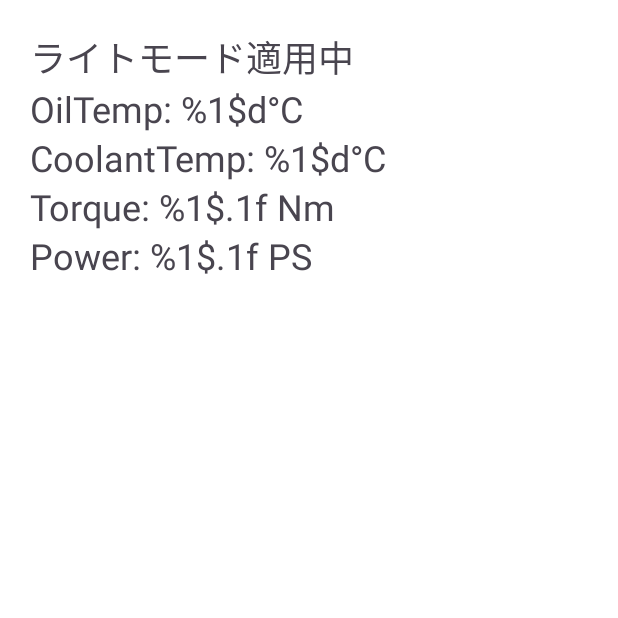
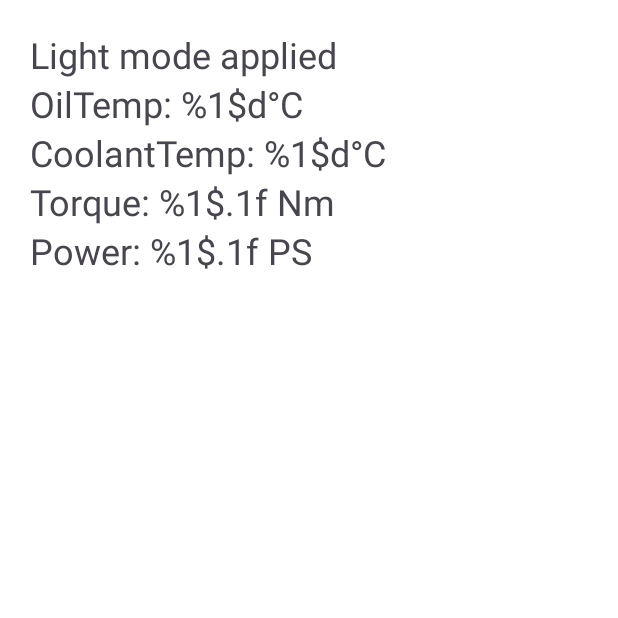
Before and after one commit to zerodatu/android_OBD2_meters, an Android app: the screen it shows after launch (MainActivity), on a phone screen of 412 x 824 dp, the top half of it. Run offline under Robolectric (Android 15) with nearby library versions, the phone set to English and light mode, and no system bars.

Commit message:
日本語の箇所を英文にした

```diff
--- a/app/src/main/java/com/example/android_obd2_meters/MainActivity.kt
+++ b/app/src/main/java/com/example/android_obd2_meters/MainActivity.kt
@@ -56,8 +56,8 @@ class MainActivity : AppCompatActivity() {
 
         // ダークモードかどうかを `AppCompatDelegate.getDefaultNightMode()` で判定
         themeStatusView.text = when (resources.configuration.uiMode and Configuration.UI_MODE_NIGHT_MASK) {
-            Configuration.UI_MODE_NIGHT_YES -> "ダークモード適用中"
-            else -> "ライトモード適用中"
+            Configuration.UI_MODE_NIGHT_YES -> "Dark mode applied"
+            else -> "Light mode applied"
         }
 
         checkBluetoothPermission()
@@ -83,7 +83,7 @@ class MainActivity : AppCompatActivity() {
         val bluetoothManager = getSystemService(BluetoothManager::class.java)
         val bluetoothAdapter: BluetoothAdapter? = bluetoothManager?.adapter
         val device: BluetoothDevice? = bluetoothAdapter?.bondedDevices?.find { it.name.contains("OBD") } ?: run {
-            Log.e("Bluetooth", "OBDデバイスが見つかりません")
+            Log.e("Bluetooth", "Not found OBD device")
             null
         }
 
@@ -142,10 +142,6 @@ class MainActivity : AppCompatActivity() {
                     if (power > maxPower) maxPower = power
 
                     handler.post {
-//                        oilTempView.text = "油温: ${oilTemp}°C"
-//                        coolantTempView.text = "水温: ${coolantTemp}°C"
-//                        torqueView.text = "トルク: ${String.format("%.1f", torque)} Nm"
-//                        powerView.text = "馬力: ${String.format("%.1f", power)} PS"
                         oilTempView.text = getString(R.string.oil_temp, oilTemp)
                         coolantTempView.text = getString(R.string.coolant_temp, coolantTemp)
                         torqueView.text = getString(R.string.torque, torque)
```
